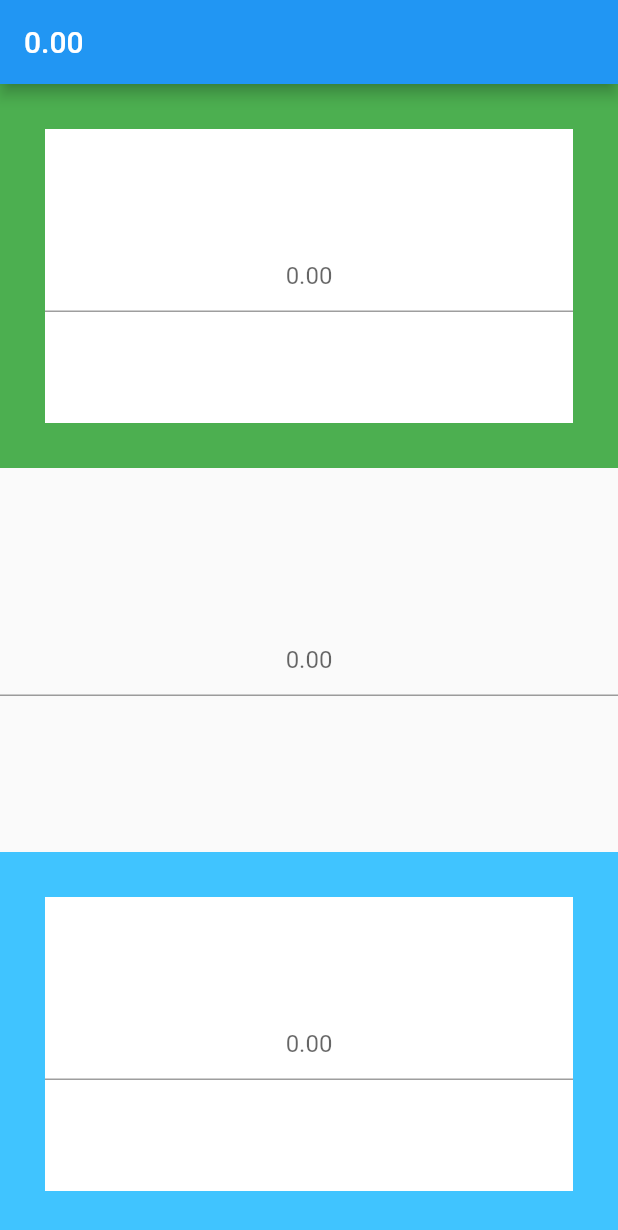
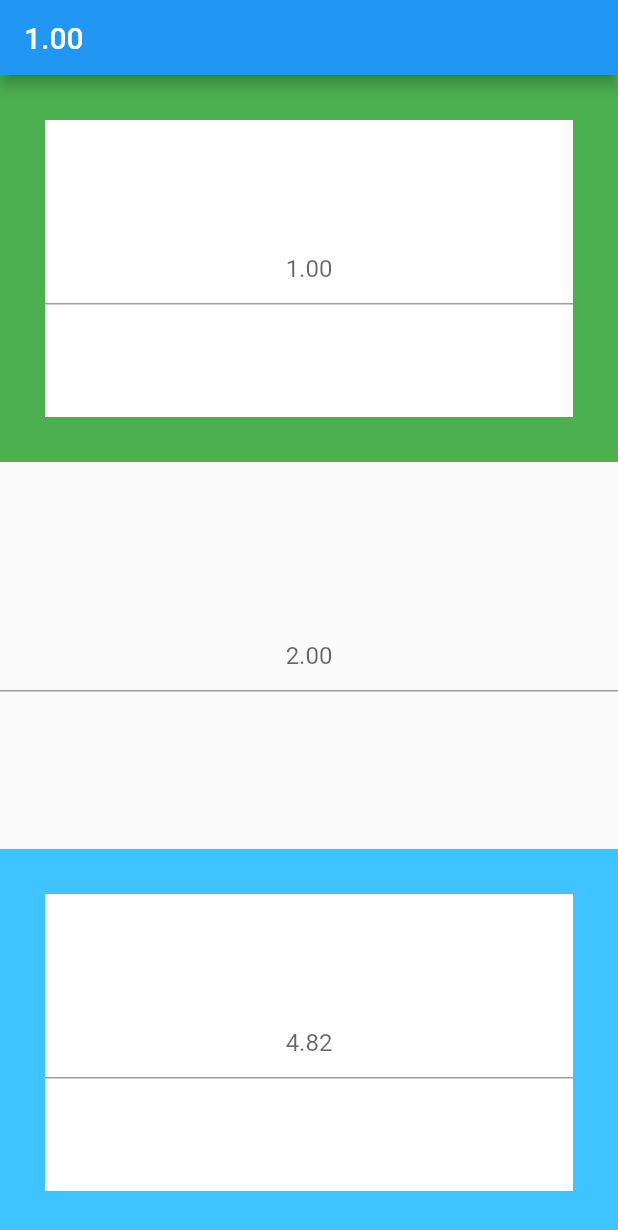
Before and after one commit to lucas-marianno/State-Management-Flutter, a Flutter app: the screen it shows after launch, on a phone screen of 412 x 824 dp. Shown: the top 1230 px of the screen. Run offline on Flutter 3.47's test engine with Material 2 defaults, Android fonts, the phone set to English and light mode, and no system bars.

```diff
--- /dev/null
+++ b/lib/data.dart
@@ -0,0 +1,10 @@
+import 'package:flutter/material.dart';
+
+class Data extends ChangeNotifier {
+  double doubleValue = 1;
+
+  void setDoubleValue(double n) {
+    doubleValue = n;
+    notifyListeners();
+  }
+}
--- a/lib/main.dart
+++ b/lib/main.dart
@@ -1,5 +1,7 @@
 import 'package:flutter/material.dart';
+import 'package:provider_test/data.dart';
 import 'package:provider_test/level1.dart';
+import 'package:provider/provider.dart';
 
 void main() {
   runApp(const MyApp());
@@ -17,17 +19,33 @@ class _MyAppState extends State<MyApp> {
   Widget build(BuildContext context) {
     print('$MyApp was rebuilt');
 
-    //TODO: get [doubleValue] from state management solution (sms).
-    double doubleValue = 0;
-    String title = doubleValue.toStringAsFixed(2);
-
-    return MaterialApp(
-      home: Scaffold(
-        appBar: AppBar(
-          title: Text(title),
+    return ChangeNotifierProvider<Data>(
+      create: (BuildContext context) => Data(),
+      child: const MaterialApp(
+        home: Scaffold(
+          appBar: PreferredSize(
+            preferredSize: Size.fromHeight(50),
+            child: MyAppBar(),
+          ),
+          body: Level1(),
         ),
-        body: const Level1(),
       ),
     );
   }
 }
+
+class MyAppBar extends StatelessWidget {
+  const MyAppBar({
+    super.key,
+  });
+
+  @override
+  Widget build(BuildContext context) {
+    //TODO: get [doubleValue] from state management solution (sms).
+    double doubleValue = Provider.of<Data>(context).doubleValue;
+    String title = doubleValue.toStringAsFixed(2);
+    return AppBar(
+      title: Text(title),
+    );
+  }
+}
--- a/lib/mytextfield.dart
+++ b/lib/mytextfield.dart
@@ -1,5 +1,7 @@
 import 'package:flutter/material.dart';
 import 'package:flutter/services.dart';
+import 'package:provider/provider.dart';
+import 'package:provider_test/data.dart';
 
 class MyTextField extends StatefulWidget {
   const MyTextField(
@@ -22,7 +24,7 @@ class _MyTextFieldState extends State<MyTextField> {
     print('$MyTextField was rebuilt');
 
     //TODO: get [doubleValue] from state management solution (sms).
-    double doubleValue = 0;
+    double doubleValue = Provider.of<Data>(context).doubleValue;
     doubleValue *= widget.ratio;
 
     if (!focus.hasFocus) controller.clear();
@@ -37,7 +39,7 @@ class _MyTextFieldState extends State<MyTextField> {
       onChanged: (value) {
         try {
           final newDouble = double.parse(value) / widget.ratio;
-          // TODO: notify sms that it has a new value.
+          Provider.of<Data>(context).setDoubleValue(newDouble);
         } catch (e) {
           //just ignore
         }
```
